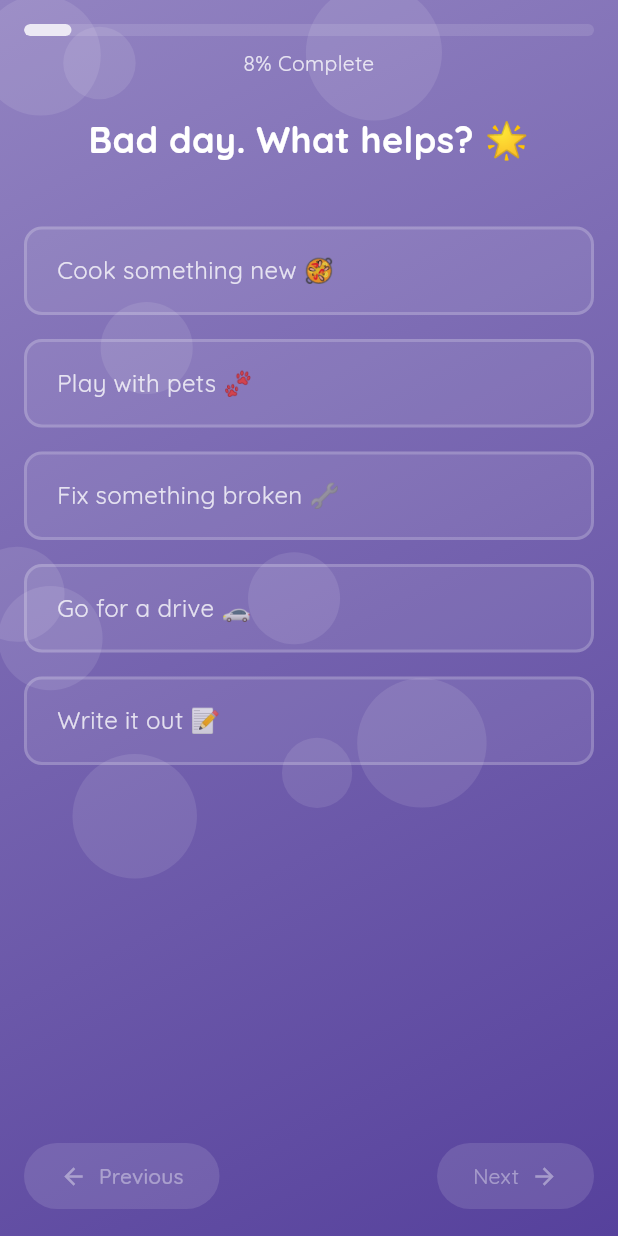
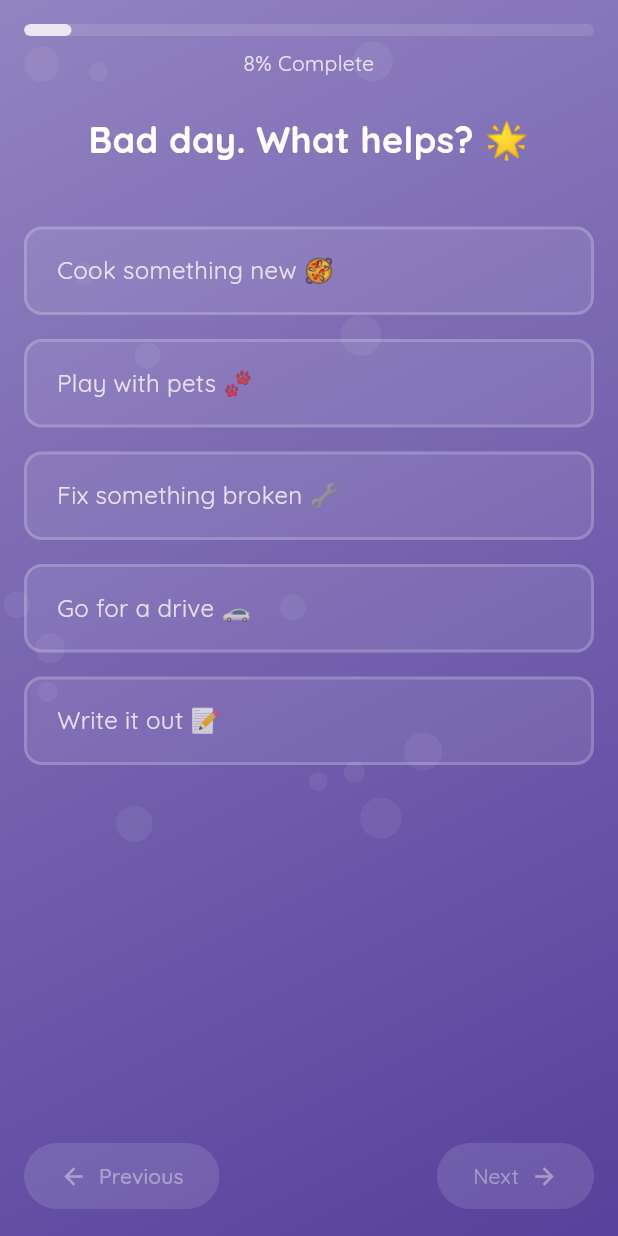
Before and after one commit to cdthedrummer/quizdumb, a Flutter app: the screen it shows after launch, after a tap on "Begin quest", on a phone screen of 412 x 824 dp. Run offline on Flutter 3.47's test engine with Material 3 defaults, Android fonts, the phone set to English and light mode, and no system bars.

Commit message:
Fix touch issues and adjust background particles

```diff
--- a/lib/widgets/animated_background.dart
+++ b/lib/widgets/animated_background.dart
@@ -18,7 +18,7 @@ class AnimatedBackground extends StatefulWidget {
 class _AnimatedBackgroundState extends State<AnimatedBackground> with TickerProviderStateMixin {
   late final AnimationController _controller;
   final List<BackgroundShape> _shapes = [];
-  static const int numberOfShapes = 10;
+  static const int numberOfShapes = 15; // More particles but smaller
 
   @override
   void initState() {
@@ -40,8 +40,8 @@ class _AnimatedBackgroundState extends State<AnimatedBackground> with TickerProv
             random.nextDouble() * 300,
             random.nextDouble() * 600,
           ),
-          size: 20 + random.nextDouble() * 30,
-          speed: 1 + random.nextDouble() * 2,
+          size: 5 + random.nextDouble() * 10, // Smaller size range
+          speed: 0.5 + random.nextDouble(), // Slower movement
           angle: random.nextDouble() * 2 * math.pi,
         ),
       );
@@ -66,12 +66,13 @@ class _AnimatedBackgroundState extends State<AnimatedBackground> with TickerProv
       ),
       child: Stack(
         children: [
-          CustomPaint(
-            painter: BackgroundPainter(
-              shapes: _shapes,
-              animation: _controller,
+          Positioned.fill(
+            child: CustomPaint(
+              painter: BackgroundPainter(
+                shapes: _shapes,
+                animation: _controller,
+              ),
             ),
-            size: Size.infinite,
           ),
           widget.child,
         ],
@@ -106,13 +107,13 @@ class BackgroundPainter extends CustomPainter {
   @override
   void paint(Canvas canvas, Size size) {
     final paint = Paint()
-      ..color = Colors.white.withAlpha(25)
+      ..color = Colors.white.withAlpha(15) // More transparent
       ..style = PaintingStyle.fill;
 
     for (var shape in shapes) {
       final movement = Offset(
         math.cos(shape.angle) * shape.speed * animation.value,
-        math.sin(shape.angle) * shape.speed * animation.value - 1,
+        math.sin(shape.angle) * shape.speed * animation.value - 0.5, // Slower upward drift
       );
 
       shape.position += movement;
```
